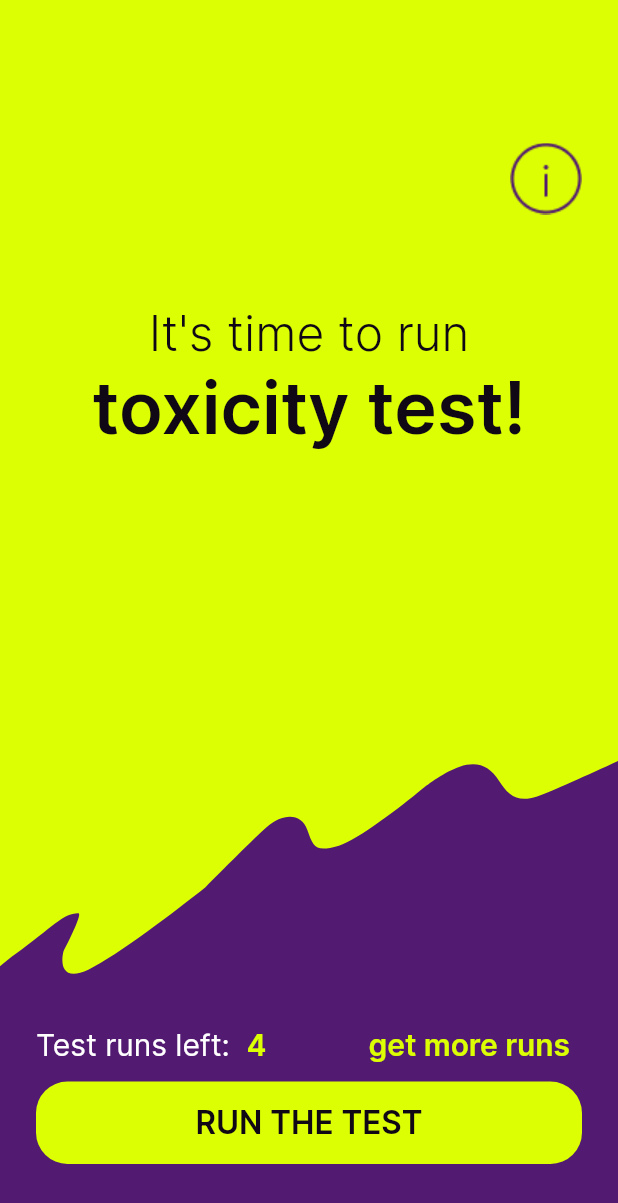
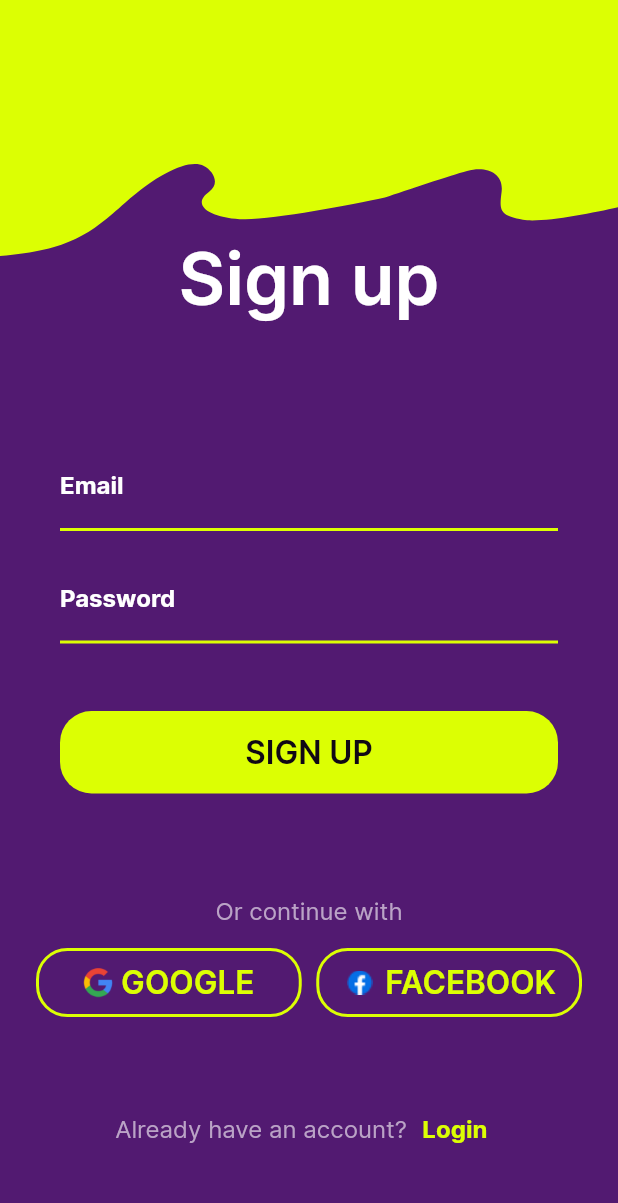
Before and after one commit to petrfalkovsky/toxicity, a Flutter app: the screen it shows after launch, on a phone screen of 412 x 824 dp. Shown: the top 1203 px of the screen. Run offline on Flutter 3.47's test engine with Material 2 defaults, Android fonts, the phone set to English and light mode, and no system bars; our stand-ins replace flutter_svg, image_picker, lottie, share_plus; missing offline and left inert: flutter_statusbarcolor_ns.

Commit message:
feat: add login screen

```diff
--- a/lib/config/config.dart
+++ b/lib/config/config.dart
@@ -1,13 +1,14 @@
 import 'package:flutter/material.dart';
 
-class AppConfig {
+class AppColors {
   ///Шрифт
   static const String fontFamilyInter = "Inter";
 
   ////*------------------Цвета-----------------------------*///
   ///Базовые
-  static const Color yellowColor = Color(0xffDCFF03);
-  static const Color purpleColor = Color(0xff521A71);
-  static const Color blackColor = Color(0xff100815);
-  static const Color whiteColor = Color(0xffFFFFFF);
+  static const Color yellow = Color(0xffDCFF03);
+  static const Color purple = Color(0xff521A71);
+  static const Color lightPurple = Color(0xffBAA3C6);
+  static const Color black = Color(0xff100815);
+  static const Color white = Color(0xffFFFFFF);
 }
--- a/lib/main.dart
+++ b/lib/main.dart
@@ -2,7 +2,7 @@ import 'package:flutter/material.dart';
 import 'package:flutter/services.dart';
 import 'package:flutter_statusbarcolor_ns/flutter_statusbarcolor_ns.dart';
 import 'package:toxicity/config/config.dart';
-import 'package:toxicity/ui/screens/general/general.dart';
+import 'package:toxicity/ui/screens/welcome/welcome_screen.dart';
 
 void main() {
   SystemChrome.setSystemUIOverlayStyle(SystemUiOverlayStyle.light.copyWith(
@@ -20,10 +20,10 @@ class MyApp extends StatelessWidget {
     FlutterStatusbarcolor.setStatusBarWhiteForeground(false);
 
     return MaterialApp(
-      color: AppConfig.yellowColor,
-      theme: ThemeData(fontFamily: AppConfig.fontFamilyInter),
+      color: AppColors.yellow,
+      theme: ThemeData(fontFamily: AppColors.fontFamilyInter),
       debugShowCheckedModeBanner: false,
-      home: const General(),
+      home: const WelcomeScreen(),
     );
   }
 }
--- a/lib/ui/screens/general/general.dart
+++ b/lib/ui/screens/general/general.dart
@@ -4,7 +4,7 @@ import 'package:toxicity/ui/screens/select/select.dart';
 import 'package:toxicity/ui/screens/get_runs/modal_get_runs.dart';
 import 'package:toxicity/ui/screens/widgets/shared/primary_button.dart';
 import 'package:toxicity/ui/screens/general/modal_about.dart';
-import '../widgets/shared/frame_background.dart';
+import '../widgets/shared/main_frame_background.dart';
 
 class General extends StatefulWidget {
   const General({Key? key}) : super(key: key);
@@ -17,7 +17,7 @@ class _GeneralState extends State<General> {
   @override
   Widget build(BuildContext context) {
     return Scaffold(
-      backgroundColor: AppConfig.yellowColor,
+      backgroundColor: AppColors.yellow,
       body: Padding(
         padding:
             const EdgeInsets.only(top: 65, bottom: 48, left: 24, right: 24),
@@ -69,7 +69,7 @@ class Head extends StatelessWidget {
           text: "toxicity test!",
           style: TextStyle(
             fontSize: 48,
-            color: AppConfig.blackColor,
+            color: AppColors.black,
             fontWeight: FontWeight.w600,
             letterSpacing: -0.01,
             fontFamily: "Inter",
@@ -93,7 +93,7 @@ class ItsTimePlainText extends StatelessWidget {
           text: "It's time to run",
           style: TextStyle(
             fontSize: 32,
-            color: AppConfig.blackColor,
+            color: AppColors.black,
             fontWeight: FontWeight.w300,
             letterSpacing: 0.01,
             fontFamily: "Inter",
@@ -122,7 +122,7 @@ class InfoIconButton extends StatelessWidget {
           child: IconButton(
             icon: Image.asset(
               'assets/images/info-icon.png',
-              color: AppConfig.purpleColor,
+              color: AppColors.purple,
             ),
             onPressed: () {
               // TODO: удалить, создано для тестирования, по этой кнопке нет сценария
@@ -153,8 +153,8 @@ class RunTestButton extends StatelessWidget {
           MaterialPageRoute(builder: (context) => const SelectScreen()),
         );
       },
-      startColor: AppConfig.yellowColor,
-      endColor: AppConfig.yellowColor,
+      startColor: AppColors.yellow,
+      endColor: AppColors.yellow,
     );
   }
 }
@@ -176,7 +176,7 @@ class GetMoreRunsButton extends StatelessWidget {
             text: "get more runs",
             style: TextStyle(
               fontSize: 20,
-              color: AppConfig.yellowColor,
+              color: AppColors.yellow,
               fontWeight: FontWeight.w600,
               letterSpacing: -0.02,
               fontFamily: "Inter",
@@ -201,7 +201,7 @@ class PlainTextTestRunsLeft extends StatelessWidget {
           text: "Test runs left:  ",
           style: TextStyle(
             fontSize: 20,
-            color: AppConfig.whiteColor,
+            color: AppColors.white,
             fontWeight: FontWeight.w400,
             letterSpacing: -0.02,
             fontFamily: "Inter",
@@ -211,7 +211,7 @@ class PlainTextTestRunsLeft extends StatelessWidget {
           text: "4",
           style: TextStyle(
             fontSize: 20,
-            color: AppConfig.yellowColor,
+            color: AppColors.yellow,
             fontWeight: FontWeight.w600,
             letterSpacing: -0.02,
             fontFamily: "Inter",
--- a/lib/ui/screens/get_runs/modal_pay.dart
+++ b/lib/ui/screens/get_runs/modal_pay.dart
@@ -3,7 +3,7 @@ import 'package:toxicity/config/config.dart';
 
 Future<dynamic> showModalPay(BuildContext context) {
   return showModalBottomSheet(
-    backgroundColor: AppConfig.whiteColor,
+    backgroundColor: AppColors.white,
     context: context,
     shape: const RoundedRectangleBorder(
       borderRadius: BorderRadius.only(
@@ -47,7 +47,7 @@ class IconCloseButton extends StatelessWidget {
         child: IconButton(
           icon: Image.asset(
             'assets/images/close.png',
-            color: AppConfig.purpleColor,
+            color: AppColors.purple,
             width: 30,
             height: 30,
           ),
@@ -82,7 +82,7 @@ class PlainTextInCenter extends StatelessWidget {
                   text: "Окно оплаты маркета",
                   style: TextStyle(
                     fontSize: 33,
-                    color: AppConfig.blackColor,
+                    color: AppColors.black,
                     fontWeight: FontWeight.w400,
                     fontFamily: "Inter",
                   ),
--- a/lib/ui/screens/get_runs/modal_watch_ad.dart
+++ b/lib/ui/screens/get_runs/modal_watch_ad.dart
@@ -12,7 +12,7 @@ class _WatchAdScreenState extends State<WatchAdScreen> {
   @override
   Widget build(BuildContext context) {
     return Scaffold(
-        backgroundColor: AppConfig.purpleColor,
+        backgroundColor: AppColors.purple,
         body: Padding(
           padding:
               const EdgeInsets.only(top: 65, bottom: 48, left: 24, right: 24),
@@ -43,7 +43,7 @@ class PlainTextInCenter extends StatelessWidget {
               text: "Сценарий просмотра роликов с AdMob",
               style: TextStyle(
                 fontSize: 33,
-                color: AppConfig.whiteColor,
+                color: AppColors.white,
                 fontWeight: FontWeight.w400,
                 fontFamily: "Inter",
               ),
@@ -75,7 +75,7 @@ class IconCloseButton extends StatelessWidget {
           child: IconButton(
             icon: const Icon(
               Icons.close,
-              color: AppConfig.whiteColor,
+              color: AppColors.white,
             ),
             onPressed: () {
               Navigator.pop(context);
--- a/lib/ui/screens/processing/animated_progress.dart
+++ b/lib/ui/screens/processing/animated_progress.dart
@@ -11,7 +11,7 @@ class RotatingProgressBar extends StatefulWidget {
   const RotatingProgressBar({
     super.key,
     this.size = 50,
-    this.color = AppConfig.purpleColor,
+    this.color = AppColors.purple,
   });
 
   @override
--- /dev/null
+++ b/lib/ui/screens/welcome/welcome_screen.dart
@@ -0,0 +1,289 @@
+import 'package:flutter/material.dart';
+import 'package:toxicity/config/config.dart';
+import 'package:toxicity/ui/screens/general/general.dart';
+import 'package:toxicity/ui/screens/widgets/shared/primary_button.dart';
+import 'package:toxicity/ui/screens/widgets/shared/welcome_frame_background.dart';
+
+enum ImageSource {
+  camera,
+  gallery,
+}
+
+class WelcomeScreen extends StatefulWidget {
+  const WelcomeScreen({Key? key}) : super(key: key);
+
+  @override
+  State<WelcomeScreen> createState() => _WelcomeScreenState();
+}
+
+class _WelcomeScreenState extends State<WelcomeScreen> {
+  @override
+  Widget build(BuildContext context) {
+    return Scaffold(
+      backgroundColor: AppColors.yellow,
+      body: Padding(
+        padding:
+            const EdgeInsets.only(top: 65, bottom: 48, left: 24, right: 24),
+        child: Stack(
+          children: [
+            const PurpleFrame(),
+            Column(
+              mainAxisAlignment: MainAxisAlignment.end,
+              children: const [
+                Head(),
+                SizedBox(height: 65),
+                LoginForm(),
+                SizedBox(height: 52),
+                PlainTextAboveButtons(),
+                SizedBox(height: 16),
+                GoogleFacebookButtons(),
+                SizedBox(height: 50),
+                AlredyTextLine(),
+              ],
+            ),
+            Center(
+              child: Column(
+                crossAxisAlignment: CrossAxisAlignment.center,
+                children: const [
+                  SizedBox(height: 100),
+                ],
+              ),
+            ),
+          ],
+        ),
+      ),
+    );
+  }
+}
+
+class Head extends StatelessWidget {
+  const Head({
+    super.key,
+  });
+
+  @override
+  Widget build(BuildContext context) {
+    return Column(
+      children: [
+        RichText(
+          text: const TextSpan(children: <TextSpan>[
+            TextSpan(
+              text: "Sign up",
+              style: TextStyle(
+                fontSize: 48,
+                color: AppColors.white,
+                fontWeight: FontWeight.w600,
+                letterSpacing: -0.01,
+                fontFamily: "Inter",
+              ),
+            ),
+          ]),
+        ),
+      ],
+    );
+  }
+}
+
+class GoogleFacebookButtons extends StatefulWidget {
+  const GoogleFacebookButtons({
+    super.key,
+  });
+
+  @override
+  State<GoogleFacebookButtons> createState() => _GoogleFacebookButtonsState();
+}
+
+class _GoogleFacebookButtonsState extends State<GoogleFacebookButtons> {
+  @override
+  Widget build(BuildContext context) {
+    return SingleChildScrollView(
+      child: Row(
+        mainAxisAlignment: MainAxisAlignment.spaceBetween,
+        children: [
+          PrimaryButton(
+            iconAssetPath: 'assets/images/google_logo.png',
+            assetIconHeight: 20,
+            borderColor: AppColors.yellow,
+            text: ' Google',
+            textColor: AppColors.yellow,
+            onTap: () {},
+            startColor: Colors.transparent,
+            endColor: Colors.transparent,
+            height: 46,
+            width: MediaQuery.of(context).size.width * 0.43,
+          ),
+          PrimaryButton(
+            iconAssetPath: 'assets/images/facebook_logo.png',
+            assetIconHeight: 22,
+            borderColor: AppColors.yellow,
+            text: ' Facebook',
+            textColor: AppColors.yellow,
+            onTap: () {},
+            startColor: Colors.transparent,
+            endColor: Colors.transparent,
+            height: 46,
+            width: MediaQuery.of(context).size.width * 0.43,
+          ),
+        ],
+      ),
+    );
+  }
+}
+
+class PlainTextAboveButtons extends StatelessWidget {
+  const PlainTextAboveButtons({
+    super.key,
+  });
+
+  @override
+  Widget build(BuildContext context) {
+    return Row(
+      mainAxisAlignment: MainAxisAlignment.center,
+      children: [
+        RichText(
+          text: const TextSpan(children: <TextSpan>[
+            TextSpan(
+              text: "Or continue with",
+              style: TextStyle(
+                fontSize: 16,
+                color: AppColors.lightPurple,
+                fontWeight: FontWeight.w400,
+                fontFamily: "Inter",
+              ),
+            ),
+          ]),
+        ),
+      ],
+    );
+  }
+}
+
+class AlredyTextLine extends StatelessWidget {
+  const AlredyTextLine({
+    super.key,
+  });
+
+  @override
+  Widget build(BuildContext context) {
+    return Row(
+      mainAxisAlignment: MainAxisAlignment.center,
+      children: [
+        RichText(
+          text: const TextSpan(children: <TextSpan>[
+            TextSpan(
+              text: "Already have an account?",
+              style: TextStyle(
+                fontSize: 16,
+                color: AppColors.lightPurple,
+                fontWeight: FontWeight.w400,
+                fontFamily: "Inter",
+              ),
+            ),
+          ]),
+        ),
+        TextButton(
+          onPressed: () {},
+          child: RichText(
+            text: const TextSpan(children: <TextSpan>[
+              TextSpan(
+                text: "Login",
+                style: TextStyle(
+                  fontSize: 16,
+                  color: AppColors.yellow,
+                  fontWeight: FontWeight.bold,
+                  fontFamily: "Inter",
+                ),
+              ),
+            ]),
+          ),
+        )
+      ],
+    );
+  }
+}
+
+class PurpleFrame extends StatelessWidget {
+  const PurpleFrame({
+    super.key,
+  });
+
+  @override
+  Widget build(BuildContext context) {
+    return SingleChildScrollView(
+      child: Column(
+        mainAxisSize: MainAxisSize.min,
+        children: [
+          CustomPaint(
+            painter: FrameWelcomeScreen(
+              rotationAngle: 0,
+              position: Offset(
+                MediaQuery.of(context).size.width * -0.5,
+                MediaQuery.of(context).size.height * 0.05,
+              ),
+            ),
+          ),
+        ],
+      ),
+    );
+  }
+}
+
+class LoginForm extends StatelessWidget {
+  const LoginForm({super.key});
+
+  @override
+  Widget build(BuildContext context) {
+    return Padding(
+      padding: const EdgeInsets.all(16.0),
+      child: Column(
+        mainAxisAlignment: MainAxisAlignment.center,
+        children: <Widget>[
+          const TextField(
+            style: TextStyle(color: Colors.white, fontWeight: FontWeight.bold),
+            decoration: InputDecoration(
+              labelText: 'Email',
+              labelStyle:
+                  TextStyle(color: Colors.white, fontWeight: FontWeight.bold),
+              focusedBorder: UnderlineInputBorder(
+                borderSide: BorderSide(color: AppColors.yellow, width: 2.0),
+              ),
+              enabledBorder: UnderlineInputBorder(
+                borderSide: BorderSide(color: AppColors.yellow, width: 2.0),
+              ),
+            ),
+          ),
+          const SizedBox(height: 16.0),
+          const TextField(
+            obscureText: true,
+            decoration: InputDecoration(
+              labelText: 'Password',
+              labelStyle:
+                  TextStyle(color: Colors.white, fontWeight: FontWeight.bold),
+              focusedBorder: UnderlineInputBorder(
+                borderSide: BorderSide(color: AppColors.yellow, width: 2.0),
+              ),
+              enabledBorder: UnderlineInputBorder(
+                borderSide: BorderSide(color: AppColors.yellow, width: 2.0),
+              ),
+            ),
+          ),
+          const SizedBox(height: 45.0), // Расстояние между полями
+          PrimaryButton(
+            text: 'Sign up'.toUpperCase(),
+            onTap: () {
+              Navigator.push(
+                context,
+                MaterialPageRoute(
+                  builder: (context) => const General(),
+                ),
+              );
+            },
+            startColor: AppColors.yellow,
+            endColor: AppColors.yellow,
+            width: MediaQuery.of(context).size.width,
+          ),
+        ],
+      ),
+    );
+  }
+}
--- a/lib/ui/screens/widgets/shared/frame_background.dart
+++ b/lib/ui/screens/widgets/shared/main_frame_background.dart
@@ -48,7 +48,7 @@ class FrameMainScreen extends CustomPainter {
     canvas.scale(1, height);
 
     Paint paint0Fill = Paint()..style = PaintingStyle.fill;
-    paint0Fill.color = AppConfig.purpleColor.withOpacity(1.0);
+    paint0Fill.color = AppColors.purple.withOpacity(1.0);
 
     canvas.drawPath(path_0, paint0Fill);
   }
--- a/lib/ui/screens/widgets/shared/primary_button.dart
+++ b/lib/ui/screens/widgets/shared/primary_button.dart
@@ -1,5 +1,8 @@
+// ignore_for_file: deprecated_member_use
+
 import 'package:flutter/material.dart';
-import 'package:toxicity/config/config.dart';
+import 'package:flutter_svg/flutter_svg.dart';
+import 'package:toxicity/config/config.dart'; // Импортируйте пакет для работы с SVG
 
 class PrimaryButton extends StatefulWidget {
   final String? text;
@@ -11,10 +14,13 @@ class PrimaryButton extends StatefulWidget {
   final double? height;
   final Color? borderColor;
   final Color? textColor;
-  // icons if you use standart icons from flutter lib
   final IconData? icon;
-  // icon or any image if you wanna use asset from project
   final String? iconAssetPath;
+  final String? svgIconPath;
+  final double? svgIconWidth;
+  final double? svgIconHeight;
+  final double? assetIconWidth;
+  final double? assetIconHeight;
 
   const PrimaryButton({
     Key? key,
@@ -29,6 +35,11 @@ class PrimaryButton extends StatefulWidget {
     this.textColor,
     this.icon,
     this.iconAssetPath,
+    this.svgIconPath,
+    this.svgIconWidth,
+    this.svgIconHeight,
+    this.assetIconWidth,
+    this.assetIconHeight,
   }) : super(key: key);
 
   @override
@@ -67,15 +78,30 @@ class PrimaryButtonState extends State<PrimaryButton> {
           child: Padding(
             padding: const EdgeInsets.symmetric(vertical: 8.0),
             child: widget.richText ??
-                  Row(mainAxisAlignment: MainAxisAlignment.center, children: [
-                    widget.iconAssetPath != null
-                        ? Image.asset(widget.iconAssetPath!)
-                        : Container(),
-                    if (widget.icon != null)
+                Row(
+                  mainAxisAlignment: MainAxisAlignment.center,
+                  children: [
+                    if (widget.svgIconPath != null)
+                      SvgPicture.asset(
+                        widget.svgIconPath!,
+                        width: widget.svgIconWidth,
+                        height: widget.svgIconHeight,
+                        color: widget.textColor ?? defaultTextColor,
+                      ),
+                    if (widget.iconAssetPath != null)
+                      Image.asset(
+                        widget.iconAssetPath!,
+                        width: widget.assetIconWidth,
+                        height: widget.assetIconHeight,
+                        // color: widget.textColor ?? defaultTextColor,
+                      )
+                    else if (widget.icon != null)
                       IconButton(
                         onPressed: () {},
-                        icon: Icon(widget.icon,
-                            color: widget.textColor ?? defaultTextColor),
+                        icon: Icon(
+                          widget.icon,
+                          color: widget.textColor ?? defaultTextColor,
+                        ),
                       ),
                     Text(
                       widget.text?.toUpperCase() ?? '',
@@ -85,11 +111,13 @@ class PrimaryButtonState extends State<PrimaryButton> {
                         fontWeight: FontWeight.w600,
                       ),
                     ),
-                  ]),
+                  ],
                 ),
           ),
-        ));
+        ),
+      ),
+    );
   }
 }
 
-const Color defaultTextColor = AppConfig.blackColor;
+const Color defaultTextColor = AppColors.black;
--- a/pubspec.yaml
+++ b/pubspec.yaml
@@ -16,6 +16,7 @@ dependencies:
   extended_image: ^7.0.2
   lottie: ^2.3.2
   share_plus: ^6.3.4
+  flutter_svg: ^2.0.5
 
 dev_dependencies:
   flutter_test:
@@ -28,6 +29,7 @@ flutter:
   assets:
     - assets/images/
     - assets/gif/
+    - assets/icons/
 
   fonts:
     - family: Inter
```
Also changed, not shown: lib/ui/screens/general/modal_about.dart (+4 -4 lines), lib/ui/screens/get_runs/modal_get_runs.dart (+33 -33 lines), lib/ui/screens/launch_test/launch_test.dart (+9 -9 lines), lib/ui/screens/processing/processing_screen.dart (+8 -8 lines), lib/ui/screens/result/result.dart (+18 -18 lines), lib/ui/screens/select/select.dart (+10 -10 lines), lib/ui/screens/widgets/shared/welcome_frame_background.dart (added, +67 -0 lines), assets/images/facebook_logo.png (added), assets/images/google_logo.png (added), pubspec.lock, 3 other files. Lines whose indentation alone changed are shown as unchanged.
